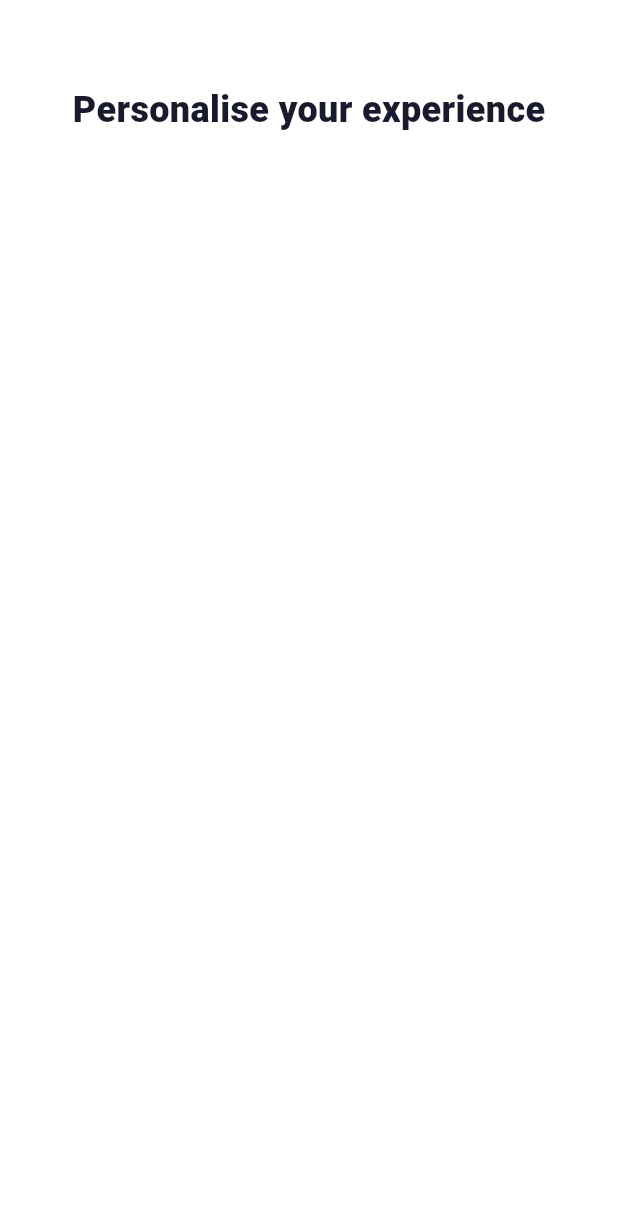
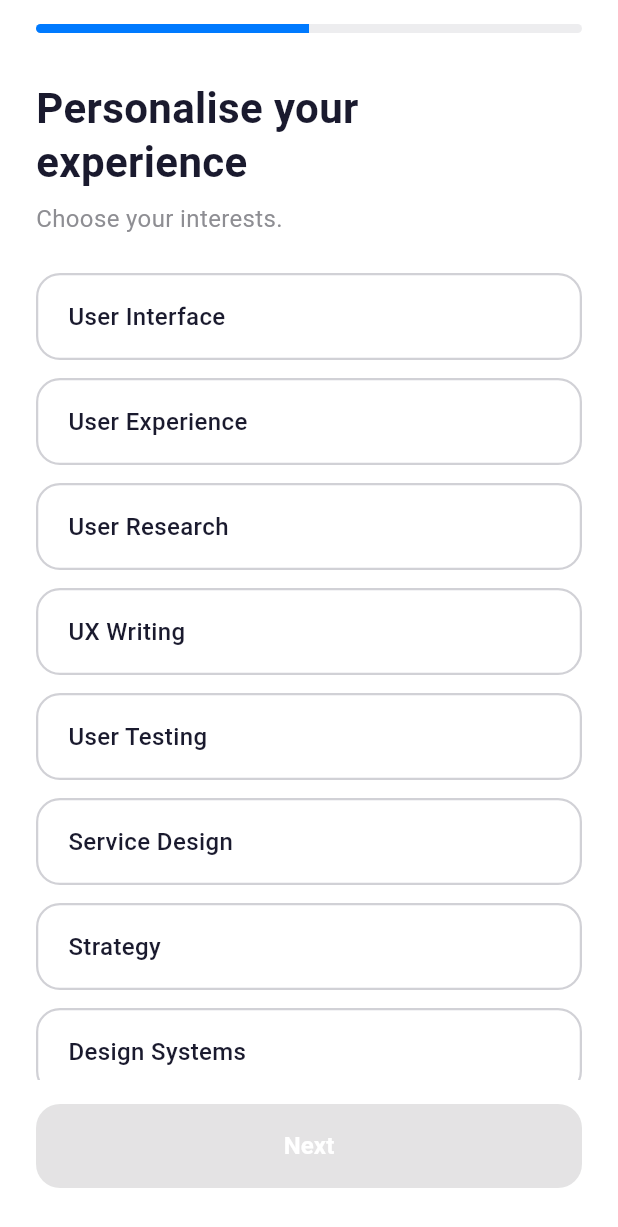
Before and after one commit to WalterOrdonez/experienceApp, a Flutter app: the OnboardingNextView screen opened by its route, on a phone screen of 412 x 824 dp. Shown: the top 1227 px of the screen. Run offline on Flutter 3.47's test engine with Material 3 defaults, Android fonts, the light colour scheme and no system bars; our stand-ins replace flutter_riverpod, freezed_annotation, go_router.

Commit message:
feat(onboarding): agregar vista de selección de intereses
Implementa la pantalla de personalización con chips seleccionables,
barra de progreso y manejo de estado con Riverpod + Freezed.

```diff
--- /dev/null
+++ b/lib/features/onboarding/presentation/state/onboarding_interests_notifier.dart
@@ -0,0 +1,47 @@
+import 'package:flutter_riverpod/flutter_riverpod.dart';
+import 'onboarding_interests_state.dart';
+
+/// Notifier que maneja la lógica de selección de intereses
+class OnboardingInterestsNotifier
+    extends StateNotifier<OnboardingInterestsState> {
+  OnboardingInterestsNotifier()
+    : super(
+        const OnboardingInterestsState(
+          availableInterests: [
+            'User Interface',
+            'User Experience',
+            'User Research',
+            'UX Writing',
+            'User Testing',
+            'Service Design',
+            'Strategy',
+            'Design Systems',
+          ],
+        ),
+      );
+
+  /// Alterna la selección de un interés
+  void toggleInterest(String interest) {
+    final updated = Set<String>.from(state.selectedInterests);
+    if (updated.contains(interest)) {
+      updated.remove(interest);
+    } else {
+      updated.add(interest);
+    }
+    state = state.copyWith(selectedInterests: updated);
+  }
+
+  /// Verifica si un interés está seleccionado
+  bool isSelected(String interest) {
+    return state.selectedInterests.contains(interest);
+  }
+}
+
+/// Provider del notifier de intereses del onboarding
+final onboardingInterestsProvider =
+    StateNotifierProvider<
+      OnboardingInterestsNotifier,
+      OnboardingInterestsState
+    >((ref) {
+      return OnboardingInterestsNotifier();
+    });
--- /dev/null
+++ b/lib/features/onboarding/presentation/state/onboarding_interests_state.dart
@@ -0,0 +1,12 @@
+import 'package:freezed_annotation/freezed_annotation.dart';
+
+part 'onboarding_interests_state.freezed.dart';
+
+/// Estado de la selección de intereses en el onboarding
+@freezed
+class OnboardingInterestsState with _$OnboardingInterestsState {
+  const factory OnboardingInterestsState({
+    @Default([]) List<String> availableInterests,
+    @Default({}) Set<String> selectedInterests,
+  }) = _OnboardingInterestsState;
+}
--- a/lib/features/onboarding/presentation/views/onboarding_next_view.dart
+++ b/lib/features/onboarding/presentation/views/onboarding_next_view.dart
@@ -1,34 +1,98 @@
 import 'package:flutter/material.dart';
+import 'package:flutter_riverpod/flutter_riverpod.dart';
 import '../../../../core/theme/app_colors.dart';
+import '../../../../core/theme/app_text_styles.dart';
+import '../state/onboarding_interests_notifier.dart';
+import '../widgets/onboarding_interest_chip.dart';
+import '../widgets/onboarding_progress_bar.dart';
 
-/// Vista siguiente después del onboarding (placeholder)
-class OnboardingNextView extends StatelessWidget {
+/// Vista de personalización de experiencia - selección de intereses
+class OnboardingNextView extends ConsumerWidget {
   const OnboardingNextView({super.key});
 
   @override
-  Widget build(BuildContext context) {
+  Widget build(BuildContext context, WidgetRef ref) {
+    final state = ref.watch(onboardingInterestsProvider);
+
     return Scaffold(
       backgroundColor: AppColors.white,
-      appBar: AppBar(
-        backgroundColor: AppColors.white,
-        elevation: 0,
-        iconTheme: const IconThemeData(color: AppColors.textPrimary),
-      ),
-      body: Center(
-        child: Column(
-          children: [
-            Text(
-              'Personalise your experience',
-              style: const TextStyle(
-                fontSize: 24,
-                fontWeight: FontWeight.w800,
-                color: AppColors.textPrimary,
+      body: SafeArea(
+        child: Padding(
+          padding: const EdgeInsets.symmetric(horizontal: 24),
+          child: Column(
+            crossAxisAlignment: CrossAxisAlignment.start,
+            children: [
+              const SizedBox(height: 16),
+              // Barra de progreso (paso 1 de 2)
+              const OnboardingProgressBar(currentStep: 1, totalSteps: 2),
+              const SizedBox(height: 32),
+              // Título
+              Text(
+                'Personalise your\nexperience',
+                style: AppTextStyles.heading,
               ),
-            ),
-            SizedBox(height: 8),
-          ],
+              const SizedBox(height: 8),
+              // Subtítulo
+              Text('Choose your interests.', style: AppTextStyles.body),
+              const SizedBox(height: 24),
+              // Lista de intereses scrolleable
+              Expanded(
+                child: ListView.separated(
+                  physics: const BouncingScrollPhysics(),
+                  itemCount: state.availableInterests.length,
+                  separatorBuilder: (_, __) => const SizedBox(height: 12),
+                  itemBuilder: (context, index) {
+                    final interest = state.availableInterests[index];
+                    final isSelected = state.selectedInterests.contains(
+                      interest,
+                    );
+                    return OnboardingInterestChip(
+                      label: interest,
+                      isSelected: isSelected,
+                      onTap: () {
+                        ref
+                            .read(onboardingInterestsProvider.notifier)
+                            .toggleInterest(interest);
+                      },
+                    );
+                  },
+                ),
+              ),
+              const SizedBox(height: 16),
+              // Botón "Next"
+              SizedBox(
+                width: double.infinity,
+                height: 56,
+                child: ElevatedButton(
+                  onPressed: _onNextPressed(ref),
+                  style: ElevatedButton.styleFrom(
+                    backgroundColor: AppColors.primary,
+                    foregroundColor: AppColors.white,
+                    shape: RoundedRectangleBorder(
+                      borderRadius: BorderRadius.circular(16),
+                    ),
+                    elevation: 0,
+                  ),
+                  child: Text('Next', style: AppTextStyles.button),
+                ),
+              ),
+              const SizedBox(height: 32),
+            ],
+          ),
         ),
       ),
     );
   }
+
+  /// Acción al presionar el botón Next
+  /// TODO: Navegar a la siguiente pantalla cuando esté disponible
+  VoidCallback? _onNextPressed(WidgetRef ref) {
+    final state = ref.read(onboardingInterestsProvider);
+    // Habilitar el botón solo si hay al menos un interés seleccionado
+    if (state.selectedInterests.isEmpty) return null;
+    return () {
+      // Navegar a la siguiente pantalla
+      debugPrint('Intereses seleccionados: ${state.selectedInterests}');
+    };
+  }
 }
--- /dev/null
+++ b/lib/features/onboarding/presentation/widgets/onboarding_interest_chip.dart
@@ -0,0 +1,54 @@
+import 'package:flutter/material.dart';
+import '../../../../core/theme/app_colors.dart';
+
+/// Chip seleccionable para representar un interés del usuario
+class OnboardingInterestChip extends StatelessWidget {
+  final String label;
+  final bool isSelected;
+  final VoidCallback onTap;
+
+  const OnboardingInterestChip({
+    super.key,
+    required this.label,
+    required this.isSelected,
+    required this.onTap,
+  });
+
+  @override
+  Widget build(BuildContext context) {
+    return GestureDetector(
+      onTap: onTap,
+      child: AnimatedContainer(
+        duration: const Duration(milliseconds: 200),
+        width: double.infinity,
+        padding: const EdgeInsets.symmetric(horizontal: 20, vertical: 16),
+        decoration: BoxDecoration(
+          color: isSelected ? AppColors.primaryLight : AppColors.white,
+          borderRadius: BorderRadius.circular(16),
+          border: Border.all(
+            color: isSelected
+                ? AppColors.primary.withOpacity(0.3)
+                : AppColors.dotInactive,
+            width: 1.5,
+          ),
+        ),
+        child: Row(
+          mainAxisAlignment: MainAxisAlignment.spaceBetween,
+          children: [
+            Text(
+              label,
+              style: TextStyle(
+                fontSize: 16,
+                fontWeight: FontWeight.w500,
+                color: AppColors.textPrimary,
+              ),
+            ),
+            // Ícono de check cuando está seleccionado
+            if (isSelected)
+              Icon(Icons.check, color: AppColors.primary, size: 20),
+          ],
+        ),
+      ),
+    );
+  }
+}
--- /dev/null
+++ b/lib/features/onboarding/presentation/widgets/onboarding_progress_bar.dart
@@ -0,0 +1,27 @@
+import 'package:flutter/material.dart';
+import '../../../../core/theme/app_colors.dart';
+
+/// Barra de progreso lineal para indicar el paso actual del onboarding
+class OnboardingProgressBar extends StatelessWidget {
+  final int currentStep;
+  final int totalSteps;
+
+  const OnboardingProgressBar({
+    super.key,
+    required this.currentStep,
+    required this.totalSteps,
+  });
+
+  @override
+  Widget build(BuildContext context) {
+    return ClipRRect(
+      borderRadius: BorderRadius.circular(4),
+      child: LinearProgressIndicator(
+        value: currentStep / totalSteps,
+        minHeight: 6,
+        backgroundColor: AppColors.dotInactive.withOpacity(0.4),
+        valueColor: const AlwaysStoppedAnimation<Color>(AppColors.primary),
+      ),
+    );
+  }
+}
```
Also changed, not shown: lib/features/onboarding/presentation/state/onboarding_interests_state.freezed.dart (added).
